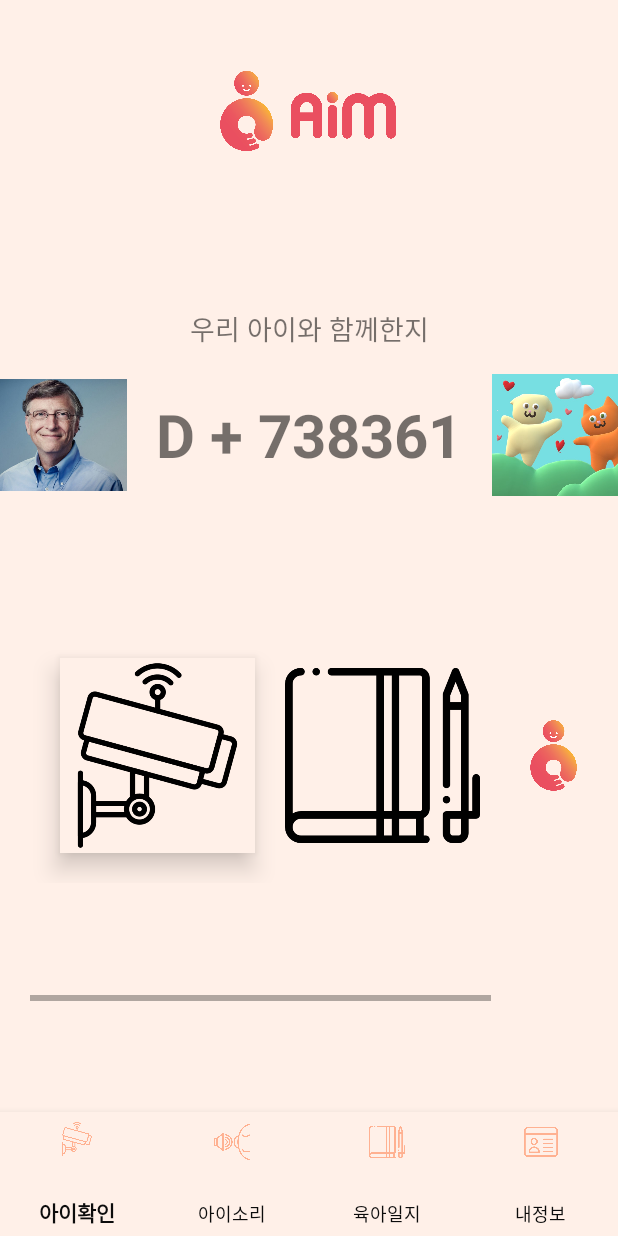
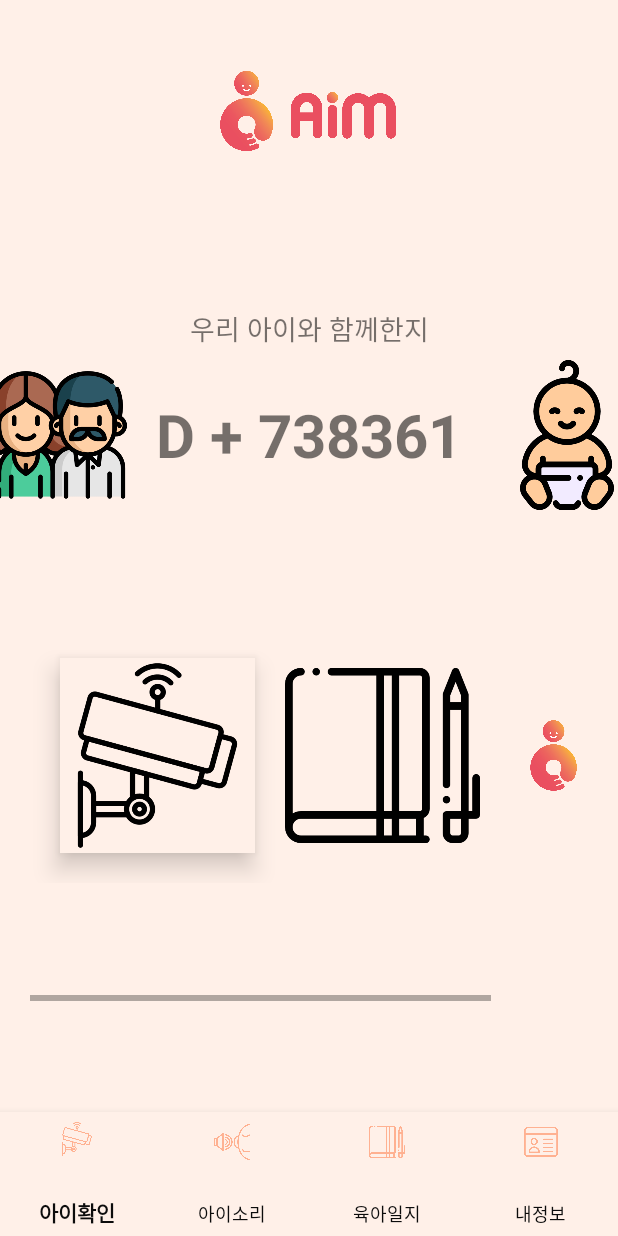
Before and after one commit to 2021-SMHRD-KDT-AI-5/AIM, an Android app: the FragmentMain screen opened directly, with no data from a screen before it, on a phone screen of 412 x 824 dp. Run offline under Robolectric (Android 15) with nearby library versions, the phone set to English and light mode, and no system bars; our stand-ins replace Volley; pictures from the network do not load; 6 statements that could not run were skipped.

Commit message:
(안중훈) 기본 프로필사진 설정

```diff
--- a/app/src/main/java/com/example/aim_project/FragmentMain.java
+++ b/app/src/main/java/com/example/aim_project/FragmentMain.java
@@ -118,7 +118,7 @@ public class FragmentMain extends Fragment {
                 Toast.makeText(getContext(),"프로필사진이 경로에 존재하지 않습니다.",Toast.LENGTH_SHORT).show();
             }
         }else{
-            img_parent_profile.setImageResource(R.drawable.bill);
+            img_parent_profile.setImageResource(R.drawable.parents);
         }
 
         if(!babyPic.equals("defult")){
@@ -128,7 +128,7 @@ public class FragmentMain extends Fragment {
                 Toast.makeText(getContext(),"프로필사진이 경로에 존재하지 않습니다.",Toast.LENGTH_SHORT).show();
             }
         }else {
-            img_baby_profile.setImageResource(R.drawable.realart);
+            img_baby_profile.setImageResource(R.drawable.baby);
         }
 
         // 프로필 사진 클릭시 부모와 아이 프로필사진 바꾸기
--- a/app/src/main/res/layout/fragment_main.xml
+++ b/app/src/main/res/layout/fragment_main.xml
@@ -66,7 +66,8 @@
         app:layout_constraintBottom_toBottomOf="@+id/tv_dday"
         app:layout_constraintEnd_toStartOf="@+id/tv_dday"
         app:layout_constraintTop_toTopOf="@+id/tv_dday"
-        tools:srcCompat="@drawable/bill" />
+        app:srcCompat="@drawable/parents"
+        tools:srcCompat="@drawable/parents" />
 
     <ImageView
         android:id="@+id/img_baby_profile"
@@ -77,7 +78,8 @@
         app:layout_constraintBottom_toBottomOf="@+id/tv_dday"
         app:layout_constraintStart_toEndOf="@+id/tv_dday"
         app:layout_constraintTop_toTopOf="@+id/tv_dday"
-        tools:srcCompat="@drawable/realart" />
+        app:srcCompat="@drawable/baby"
+        tools:srcCompat="@drawable/baby" />
 
     <androidx.constraintlayout.widget.Guideline
         android:id="@+id/guideline7"
```
Also changed, not shown: app/src/main/res/drawable/baby.png (added), app/src/main/res/drawable/parents.png (added).
